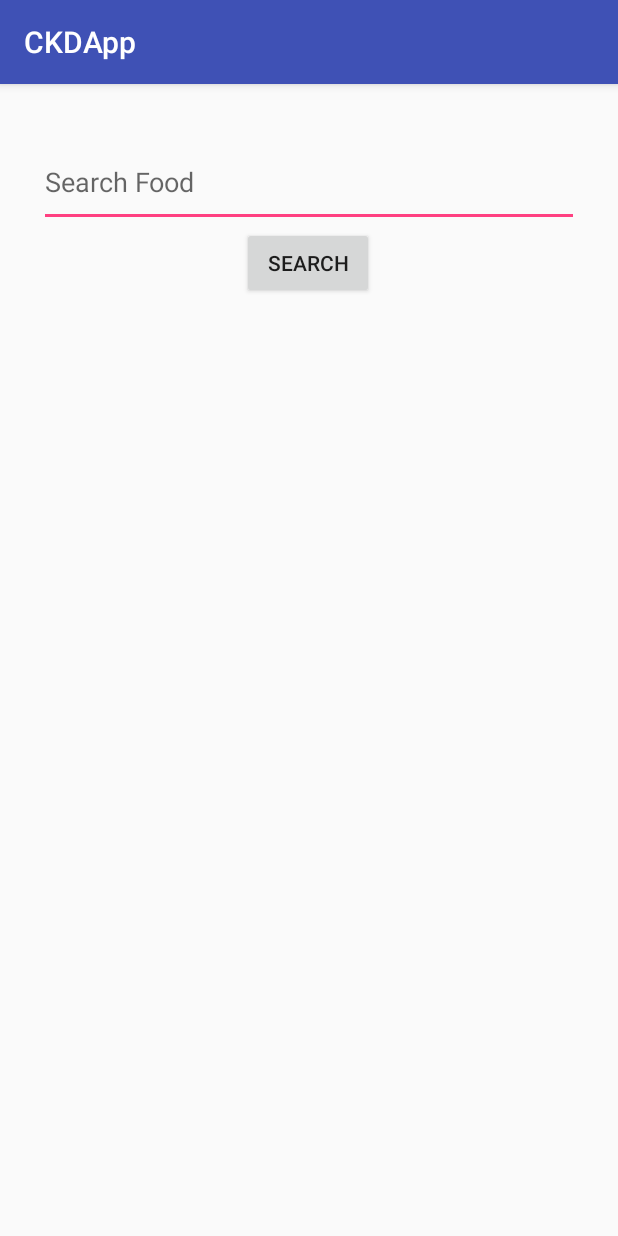
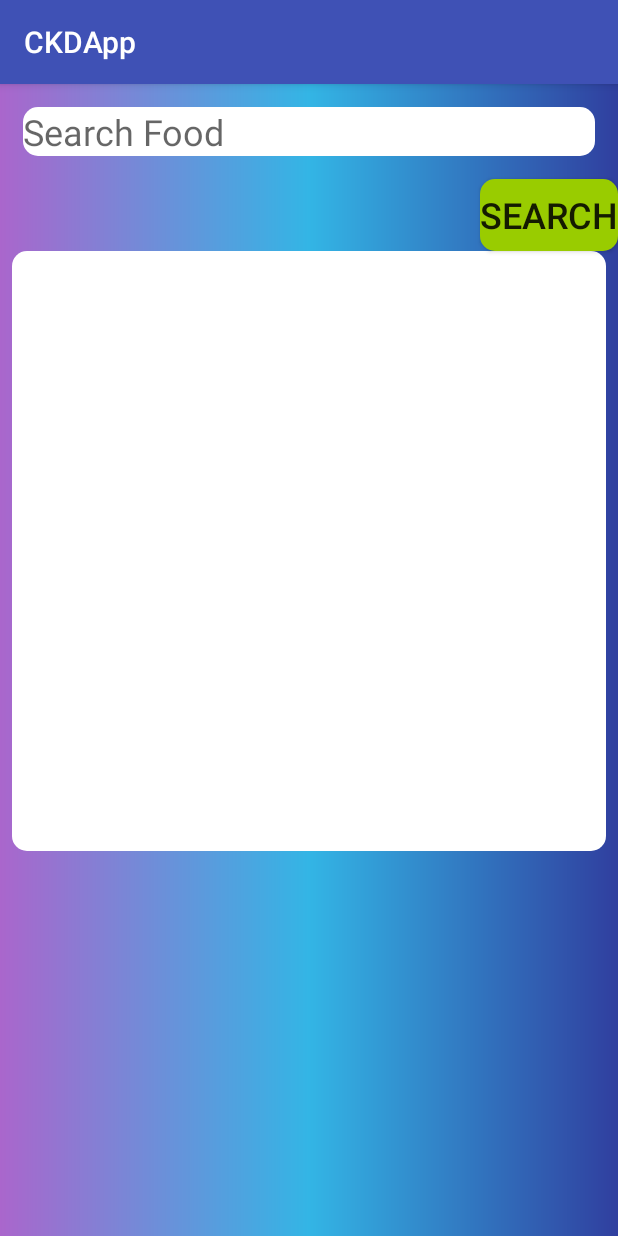
Before and after one commit to rav-singh/CKDApp, an Android app: the SearchFood screen opened directly, with no data from a screen before it, on a phone screen of 412 x 824 dp. Run offline under Robolectric (Android 15) with nearby library versions, the phone set to English and light mode, and no system bars; our stand-ins replace Firebase (no records; nobody signed in at launch, a user with empty details on screens opened directly).

Commit message:
Removed Constraint Layout

```diff
--- a/app/src/main/res/layout/activity_search_food.xml
+++ b/app/src/main/res/layout/activity_search_food.xml
@@ -1,51 +1,40 @@
 <?xml version="1.0" encoding="utf-8"?>
-<android.support.constraint.ConstraintLayout xmlns:android="http://schemas.android.com/apk/res/android"
-    xmlns:app="http://schemas.android.com/apk/res-auto"
+<LinearLayout
+    xmlns:android="http://schemas.android.com/apk/res/android"
     xmlns:tools="http://schemas.android.com/tools"
     android:layout_width="match_parent"
     android:layout_height="match_parent"
-    tools:context="CKD.Android.SearchFood">
+    tools:context="CKD.Android.SearchFood"
+    android:orientation="vertical"
+    android:background="@drawable/main_background_gradient">
 
     <EditText
         android:id="@+id/searchFood_EF"
-        android:layout_width="0dp"
-        android:layout_height="59dp"
-        android:layout_marginBottom="63dp"
-        android:layout_marginEnd="26dp"
-        android:layout_marginStart="26dp"
-        android:layout_marginTop="36dp"
-        android:ems="10"
+        android:layout_width="match_parent"
+        android:layout_height="wrap_content"
+        android:background="@drawable/rounded_corner_textview"
+        android:layout_margin="15dp"
+        android:textSize="24sp"
         android:hint="Search Food"
-        android:inputType="textPersonName"
-        app:layout_constraintBottom_toTopOf="@+id/foods_LV"
-        app:layout_constraintEnd_toEndOf="parent"
-        app:layout_constraintHorizontal_bias="1.0"
-        app:layout_constraintStart_toStartOf="parent"
-        app:layout_constraintTop_toTopOf="parent" />
+        android:inputType="textPersonName" />
 
     <Button
         android:id="@+id/searchFood_btn"
         android:layout_width="wrap_content"
         android:layout_height="wrap_content"
-        android:layout_marginBottom="441dp"
+        android:background="@drawable/button_background"
         android:text="Search"
-        app:layout_constraintBottom_toBottomOf="parent"
-        app:layout_constraintEnd_toEndOf="parent"
-        app:layout_constraintHorizontal_bias="0.498"
-        app:layout_constraintStart_toStartOf="parent"
-        app:layout_constraintTop_toBottomOf="@+id/searchFood_EF"
-        app:layout_constraintVertical_bias="0.0" />
+        android:layout_gravity="end"
+        android:textSize="24sp"/>
 
     <ListView
         android:id="@+id/foods_LV"
-        android:layout_width="0dp"
-        android:layout_height="0dp"
+        android:layout_width="match_parent"
+        android:layout_height="400dp"
         android:layout_marginBottom="8dp"
         android:layout_marginEnd="8dp"
         android:layout_marginStart="8dp"
-        app:layout_constraintBottom_toBottomOf="parent"
-        app:layout_constraintEnd_toEndOf="parent"
-        app:layout_constraintStart_toStartOf="parent"
-        app:layout_constraintTop_toBottomOf="@+id/searchFood_EF" />
+        android:background="@drawable/rounded_corner_textview"/>
 
-</android.support.constraint.ConstraintLayout>
+
+</LinearLayout>
```
